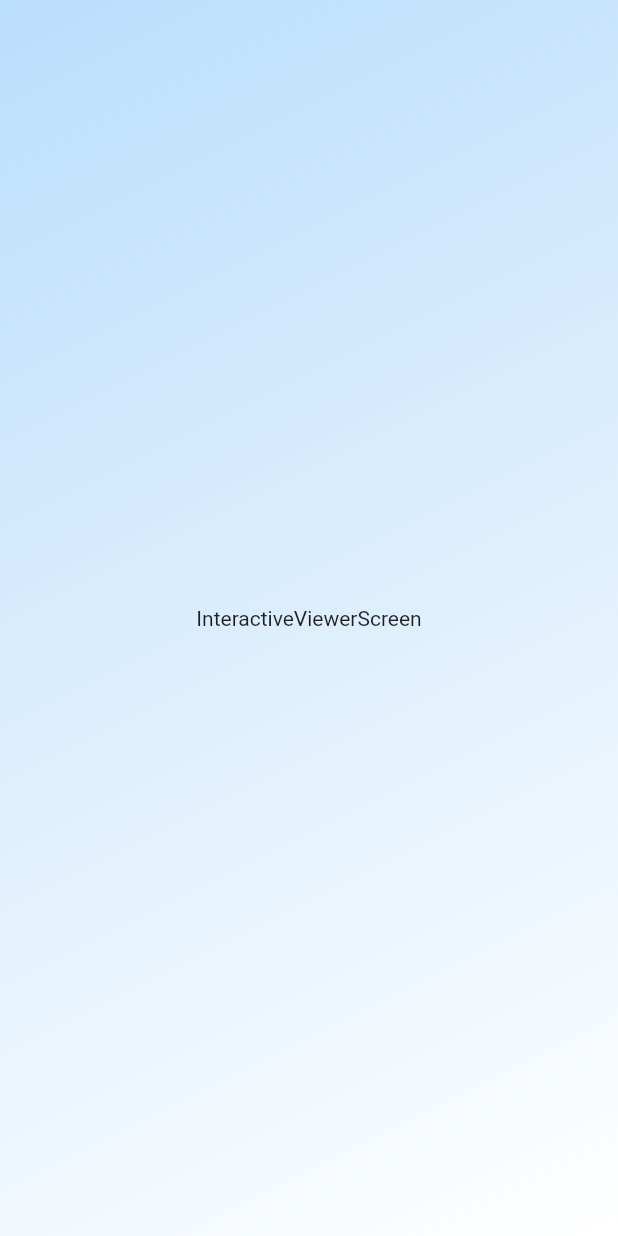
After one commit to linnefromice/flutter_widgets_catalog, a Flutter app: the screen it shows after launch, on a phone screen of 412 x 824 dp. The commit adds this screen. Run offline on Flutter 3.47's test engine with Material 2 defaults, Android fonts, the phone set to English and light mode, and no system bars.

Commit message:
use InteractiveViewer

```diff
--- a/lib/main.dart
+++ b/lib/main.dart
@@ -1,4 +1,5 @@
 import 'package:flutter/material.dart';
+import 'package:linnefromice/screens/interactive_viewer_screen.dart';
 import 'package:linnefromice/screens/list_tile_screen.dart';
 
 void main() {
@@ -14,7 +15,7 @@
       theme: ThemeData(
         primarySwatch: Colors.blue,
       ),
-      home: ListTileScreen(),
+      home: InteractiveViewerScreen(),
     );
   }
 }
--- /dev/null
+++ b/lib/screens/interactive_viewer_screen.dart
@@ -0,0 +1,33 @@
+import 'package:flutter/material.dart';
+
+class InteractiveViewerScreen extends StatefulWidget {
+  @override
+  _State createState() => _State();
+}
+
+class _State extends State<InteractiveViewerScreen> {
+  @override
+  Widget build(BuildContext context) {
+    return Scaffold(
+      body: Center(
+        child: InteractiveViewer(
+          boundaryMargin: EdgeInsets.all(20.0),
+          minScale: 0.1,
+          maxScale: 2.0,
+          child: Container(
+            decoration: BoxDecoration(
+              gradient: LinearGradient(
+                begin: Alignment.topLeft,
+                end: Alignment.bottomRight,
+                colors: <Color>[Colors.blue[100], Colors.white]
+              )
+            ),
+            child: Center(
+              child: Text("InteractiveViewerScreen"),
+            ),
+          ),
+        ),
+      ),
+    );
+  }
+}
```
